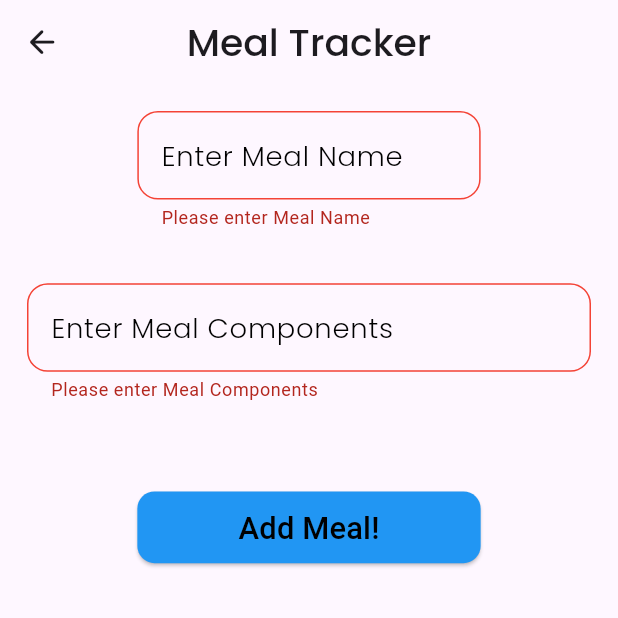
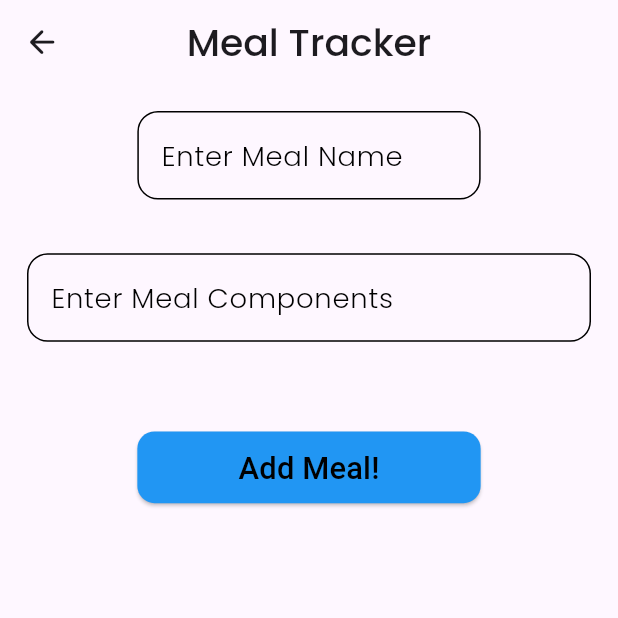
Before and after one commit to HatemReda7/CodeAlpha_Fitness_Tracker_App, a Flutter app: the MealTrackerScreen screen opened directly, after a tap on "Add Meal!", on a phone screen of 412 x 824 dp, the top half of it. Run offline on Flutter 3.47's test engine with Material 3 defaults, Android fonts, the phone set to English and light mode, and no system bars; our stand-ins replace flutter_screenutil, google_fonts, shared_preferences; accounts and stored records are empty.

Commit message:
removed warnings

```diff
--- a/lib/Layout/home_screen.dart
+++ b/lib/Layout/home_screen.dart
@@ -68,7 +68,7 @@ class HomeScreen extends StatelessWidget {
                     style: GoogleFonts.poppins(
                         fontSize: 20.sp, fontWeight: FontWeight.w500),
                   ),
-                ),openBuilder: (context, action) => MealTrackerScreen()),
+                ),openBuilder: (context, action) => const MealTrackerScreen()),
                 Container(
                   height: 80.h,
                   width: 150.w,
--- a/lib/Screens/meal_tracker_screen.dart
+++ b/lib/Screens/meal_tracker_screen.dart
@@ -1,12 +1,9 @@
-import 'dart:ui';
-
-import 'package:codealpha_fitness_tracker_app/models/meal_model.dart';
 import 'package:flutter/material.dart';
 import 'package:flutter_screenutil/flutter_screenutil.dart';
 import 'package:google_fonts/google_fonts.dart';
 
 class MealTrackerScreen extends StatefulWidget {
-  MealTrackerScreen({super.key});
+  const MealTrackerScreen({super.key});
 
   @override
   State<MealTrackerScreen> createState() => _MealTrackerScreenState();
@@ -124,13 +121,13 @@ class _MealTrackerScreenState extends State<MealTrackerScreen> {
               ),
               ElevatedButton(
                   onPressed: () {
-                    if (formKey.currentState!.validate()) {
-                      MealModel mealModel = MealModel(
-                          mealName: mealNameController.text,
-                          mealComponents: mealComponentController.text,
-                          date: DateTime.now().millisecondsSinceEpoch);
-                      // FirebaseFunctions.addMeal(mealModel);
-                    }
+                    // if (formKey.currentState!.validate()) {
+                    //   MealModel mealModel = MealModel(
+                    //       mealName: mealNameController.text,
+                    //       mealComponents: mealComponentController.text,
+                    //       date: DateTime.now().millisecondsSinceEpoch);
+                    //   // FirebaseFunctions.addMeal(mealModel);
+                    // }
                   },
                   style: ButtonStyle(
                     backgroundColor: const MaterialStatePropertyAll(Colors.blue),
```
